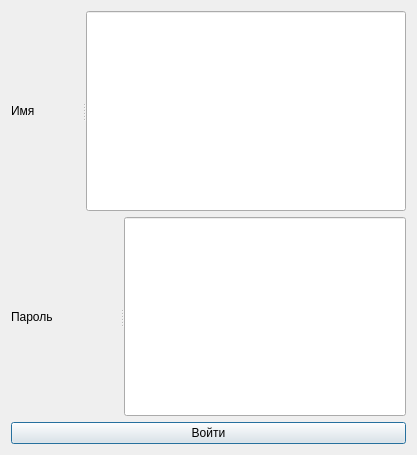
Before: the Qt Designer form reguser.ui in Rokli/QtProject, drawn with Qt 5.
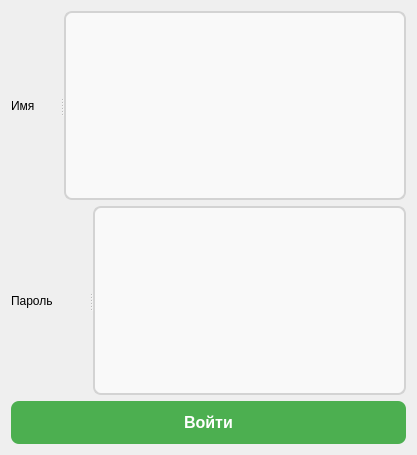
After: the same form once the commit is applied.

```diff
--- a/reguser.ui
+++ b/reguser.ui
@@ -11,7 +11,52 @@
    </rect>
   </property>
   <property name="windowTitle">
-   <string>Dialog</string>
+   <string> Вход</string>
+  </property>
+  <property name="styleSheet">
+   <string notr="true">/* Стиль для QLineEdit */
+QLineEdit {
+    background-color: #f9f9f9; /* Светлый фон */
+    border: 2px solid #d3d3d3; /* Светло-серая граница */
+    border-radius: 8px; /* Закругленные углы */
+    padding: 6px 12px; /* Внутренний отступ */
+    font-size: 16px; /* Размер шрифта */
+    color: #333; /* Цвет текста */
+}
+
+QLineEdit:focus {
+    border: 2px solid #4CAF50; /* Граница становится зеленой при фокусе */
+    background-color: #ffffff; /* Белый фон при фокусе */
+}
+
+/* Стиль для QPushButton */
+QPushButton {
+    background-color: #4CAF50; /* Зеленый фон */
+    border: none; /* Убираем границу */
+    color: white; /* Белый текст */
+    padding: 12px 24px; /* Внутренний отступ */
+    text-align: center; /* Текст по центру */
+    font-size: 16px; /* Размер шрифта */
+    font-weight: bold; /* Жирный текст */
+    border-radius: 8px; /* Закругленные углы */
+    cursor: pointer; /* Курсор-рука */
+    transition: background-color 0.3s; /* Плавный переход цвета */
+}
+
+QPushButton:hover {
+    background-color: #45a049; /* Более темный зеленый при наведении */
+}
+
+QPushButton:pressed {
+    background-color: #3e8e41; /* Темный зеленый при нажатии */
+}
+
+QPushButton:disabled {
+    background-color: #d3d3d3; /* Серый фон для неактивной кнопки */
+    color: #8c8c8c; /* Серый текст */
+    cursor: not-allowed; /* Убираем активный курсор */
+}
+</string>
   </property>
   <layout class="QVBoxLayout" name="verticalLayout_3">
    <item>
@@ -48,6 +93,9 @@
      </item>
      <item>
       <widget class="QPushButton" name="regUserButton">
+       <property name="styleSheet">
+        <string notr="true"/>
+       </property>
        <property name="text">
         <string>Войти</string>
        </property>
```
Left out of the diff: 3 changed lines with no effect on the pictures.
